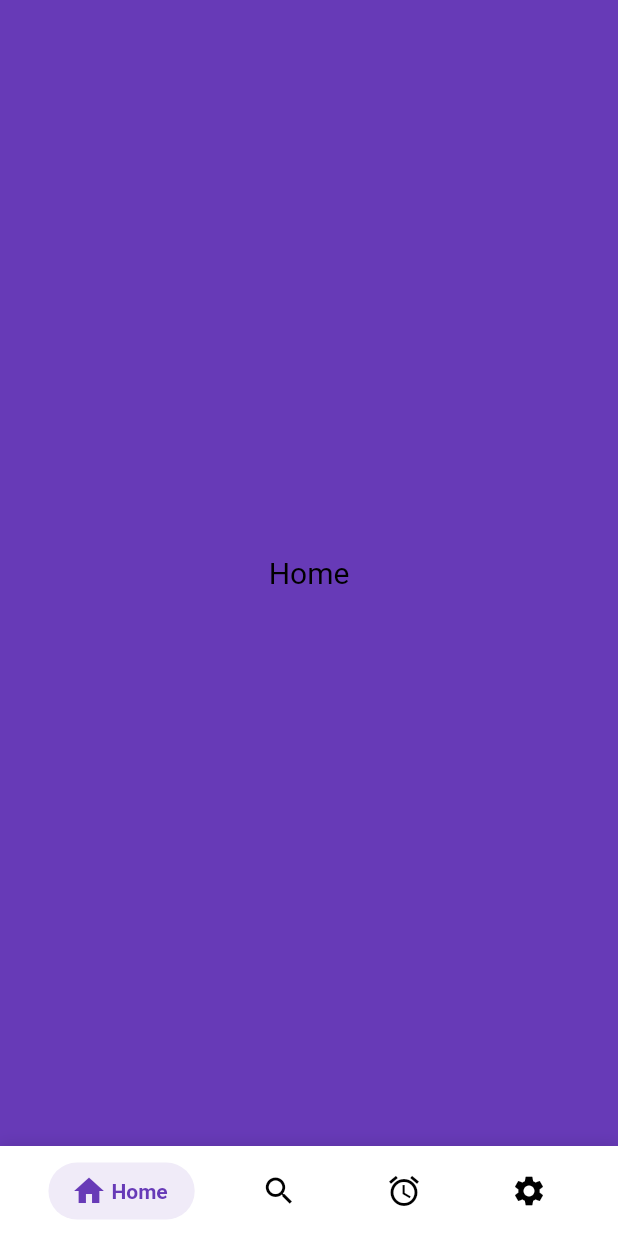
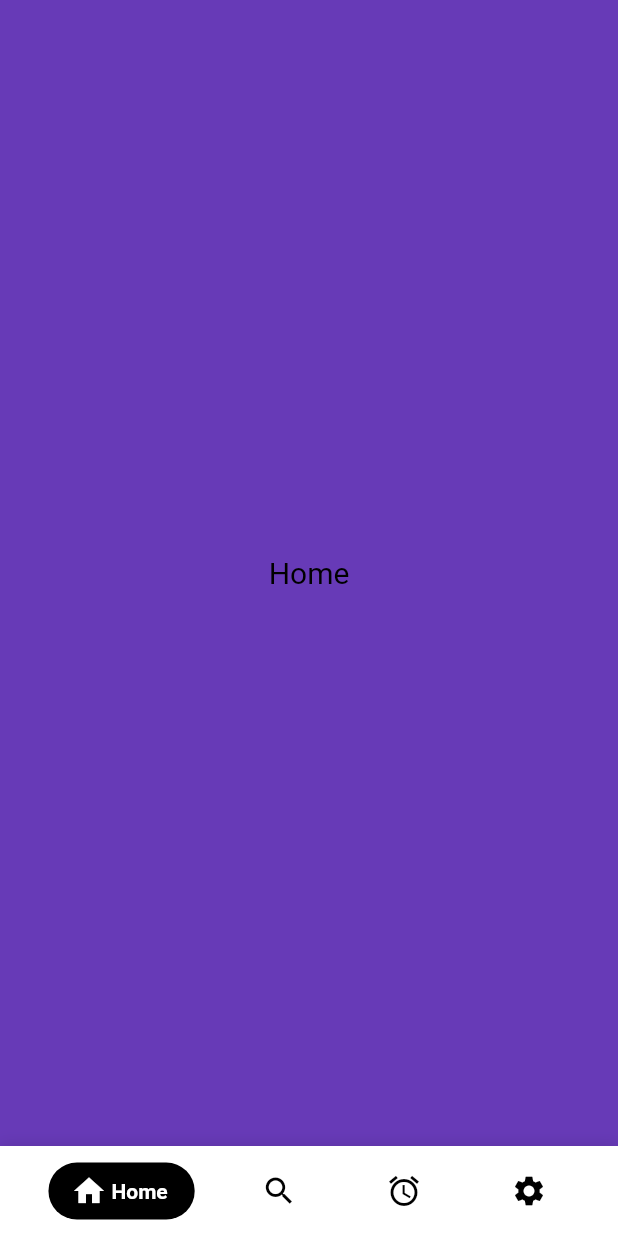
Before and after one commit to kushalmahapatro/cuberto_bottom_bar, a Flutter app: the screen it shows after launch, on a phone screen of 412 x 824 dp. Run offline on Flutter 3.47's test engine with Material 2 defaults, Android fonts, the light colour scheme and no system bars.

Commit message:
Readme changes

```diff
--- a/example/lib/main.dart
+++ b/example/lib/main.dart
@@ -60,7 +60,7 @@ class _MyHomePageState extends State<MyHomePage> {
           )),
       bottomNavigationBar: CubertoBottomBar(
         inactiveIconColor: inactiveColor,
-        tabStyle: CubertoTabStyle.STYLE_FADED_BACKGROUND,
+        tabStyle: CubertoTabStyle.STYLE_NORMAL,
         initialSelection: 0,
         drawer: CubertoDrawer.NO_DRAWER,
         tabs: [
@@ -69,14 +69,9 @@ class _MyHomePageState extends State<MyHomePage> {
           TabData(
               iconData: Icons.search, title: "Search", tabColor: Colors.pink),
           TabData(
-              iconData: Icons.access_alarm,
-              title: "Alarm",
-              tabColor: Colors.amber),
+              iconData: Icons.access_alarm, title: "Alarm", tabColor: Colors.amber),
           TabData(
-              iconData: Icons.settings,
-              title: "Settings",
-              tabColor: Colors.teal),
-//          TabData(iconData: Icons.access_alarm, title: "Alarm"),
+              iconData: Icons.settings, title: "Settings", tabColor: Colors.teal),
         ],
         onTabChangedListener: (position, title, color) {
           setState(() {
--- a/lib/cuberto_bottom_bar.dart
+++ b/lib/cuberto_bottom_bar.dart
@@ -5,14 +5,12 @@ import 'package:cuberto_bottom_bar/internal/tab_item_new.dart';
 
 import 'package:flutter/material.dart';
 
-
 const double BAR_HEIGHT = 60;
 const int ANIM_DURATION = 300;
 
 class CubertoBottomBar extends StatefulWidget {
-  final Function(int position, String title, Color tabColor) onTabChangedListener;
-  final Color circleColor;
-  final Color activeIconColor;
+  final Function(int position, String title, Color tabColor)
+      onTabChangedListener;
   final Color inactiveIconColor;
   final Color tabColor;
   final Color textColor;
@@ -23,13 +21,12 @@ class CubertoBottomBar extends StatefulWidget {
   final CubertoTabStyle tabStyle;
 
   final Key key;
+
   CubertoBottomBar(
       {@required this.tabs,
       @required this.onTabChangedListener,
       this.key,
       this.initialSelection = 0,
-      this.circleColor,
-      this.activeIconColor,
       this.inactiveIconColor,
       this.textColor,
       this.tabColor,
@@ -67,37 +64,19 @@ class CubertoBottomBarState extends State<CubertoBottomBar>
     super.didChangeDependencies();
 
     activeIcon = widget.tabs[currentSelected].iconData;
-
-    circleColor = (widget.circleColor == null)
-        ? (Theme.of(context).brightness == Brightness.dark)
-            ? Colors.white
-            : Theme.of(context).primaryColor
-        : widget.circleColor;
-
-    activeIconColor = (widget.activeIconColor == null)
-        ? (Theme.of(context).brightness == Brightness.dark)
-            ? Colors.black54
-            : Colors.white
-        : widget.activeIconColor;
-
     barBackgroundColor = (widget.barBackgroundColor == null)
         ? (Theme.of(context).brightness == Brightness.dark)
             ? Color(0xFF212121)
             : Colors.white
         : widget.barBackgroundColor;
-    textColor = (widget.textColor == null)
-        ? (Theme.of(context).brightness == Brightness.dark)
-            ? Colors.white
-            : Colors.black54
-        : widget.textColor;
+    textColor = (widget.textColor == null) ? Colors.white : widget.textColor;
     inactiveIconColor = (widget.inactiveIconColor == null)
         ? (Theme.of(context).brightness == Brightness.dark)
             ? Colors.white
             : Theme.of(context).primaryColor
         : widget.inactiveIconColor;
 
-    tabColor =
-        (widget.tabColor == null) ? activeIconColor : widget.tabColor;
+    tabColor = (widget.tabColor == null) ? activeIconColor : widget.tabColor;
   }
 
   @override
@@ -171,7 +150,10 @@ class CubertoBottomBarState extends State<CubertoBottomBar>
     );
   }
 
-  rowTabs(List<TabData> tabs, Function(int position, String title, Color tabColor) onTabChangedListener) {
+  rowTabs(
+      List<TabData> tabs,
+      Function(int position, String title, Color tabColor)
+          onTabChangedListener) {
     return Row(
       mainAxisSize: MainAxisSize.max,
       mainAxisAlignment: MainAxisAlignment.spaceEvenly,
@@ -204,7 +186,7 @@ class CubertoBottomBarState extends State<CubertoBottomBar>
                   callbackFunction: (uniqueKey) {
                     int selected =
                         tabs.indexWhere((tabData) => tabData.key == uniqueKey);
-                    onTabChangedListener(selected , t.title, t.tabColor);
+                    onTabChangedListener(selected, t.title, t.tabColor);
                     _setSelected(uniqueKey);
                     _initAnimationAndStart(_circleAlignX, 1);
                   }))
@@ -212,8 +194,11 @@ class CubertoBottomBarState extends State<CubertoBottomBar>
     );
   }
 
-  setUptabs(CubertoDrawer drawer, List<TabData> tabs,
-      Function(int position, String title, Color tabColor) onTabChangedListener, Widget actions) {
+  setUptabs(
+      CubertoDrawer drawer,
+      List<TabData> tabs,
+      Function(int position, String title, Color tabColor) onTabChangedListener,
+      Widget actions) {
     Widget widget;
     if (drawer == CubertoDrawer.END_DRAWER) {
       widget = Row(children: <Widget>[
@@ -236,19 +221,16 @@ class CubertoBottomBarState extends State<CubertoBottomBar>
   }
 
   _initAnimationAndStart(double from, double to) {
-
     Future.delayed(Duration(milliseconds: ANIM_DURATION ~/ 5), () {
       setState(() {
         activeIcon = nextIcon;
       });
     }).then((_) {
       Future.delayed(Duration(milliseconds: (ANIM_DURATION ~/ 5 * 3)), () {
-        setState(() {
-        });
+        setState(() {});
       });
     });
   }
-
 }
 
 class TabData {
@@ -257,6 +239,7 @@ class TabData {
       @required this.title,
       this.onclick,
       this.tabColor});
+
   IconData iconData;
   String title;
   Function onclick;
--- a/lib/internal/tab_item.dart
+++ b/lib/internal/tab_item.dart
@@ -54,7 +54,7 @@ class _TabItemState extends State<TabItem> {
             children: <Widget>[
               Icon(
                 widget.iconData,
-                color: widget.selected ? Colors.white : widget.iconColor,
+                color: widget.selected ? widget.textColor : widget.iconColor,
               ),
               AnimatedContainer(
           duration: Duration(milliseconds: ANIM_DURATION),
@@ -67,7 +67,7 @@ class _TabItemState extends State<TabItem> {
                   maxLines: 1,
                   textAlign: TextAlign.start,
                   style: TextStyle(
-                    color: Colors.white,
+                    color:  widget.textColor,
                     fontWeight: FontWeight.bold,
                   ),
                 ),
```
Also changed, not shown: image1.png (added), image2.png (added), 1 other file.
